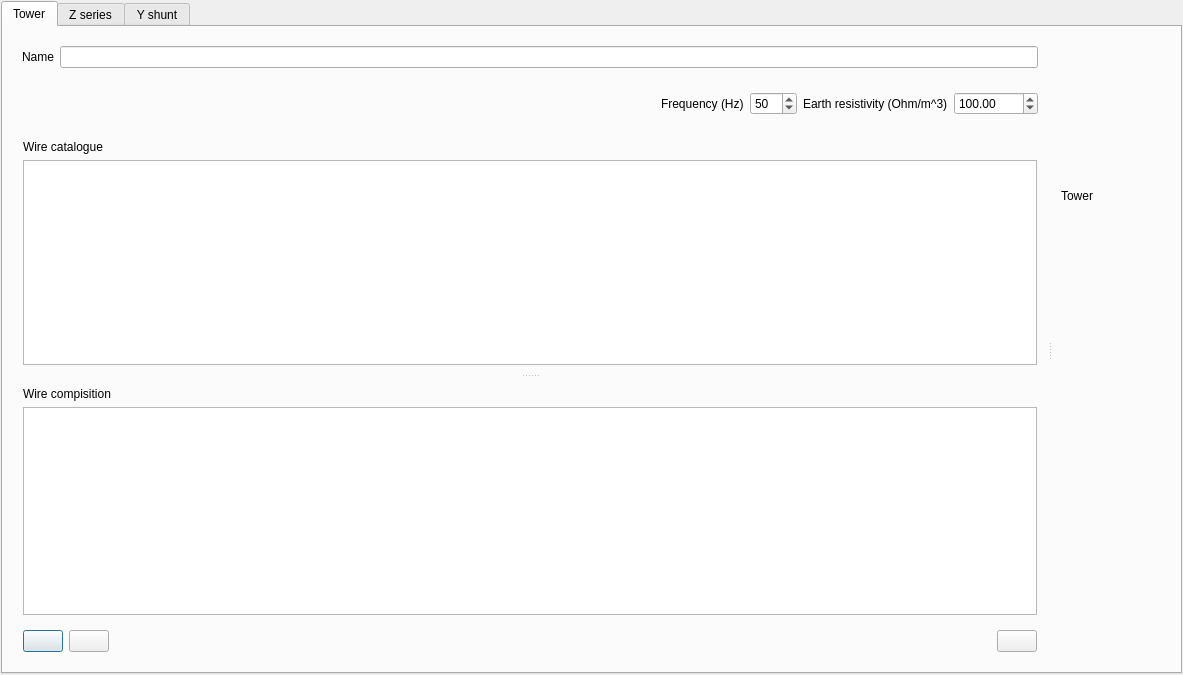
SanPen/GridCal, file src/GridCal/Gui/TowerBuilder/gui.ui: the form before one commit.
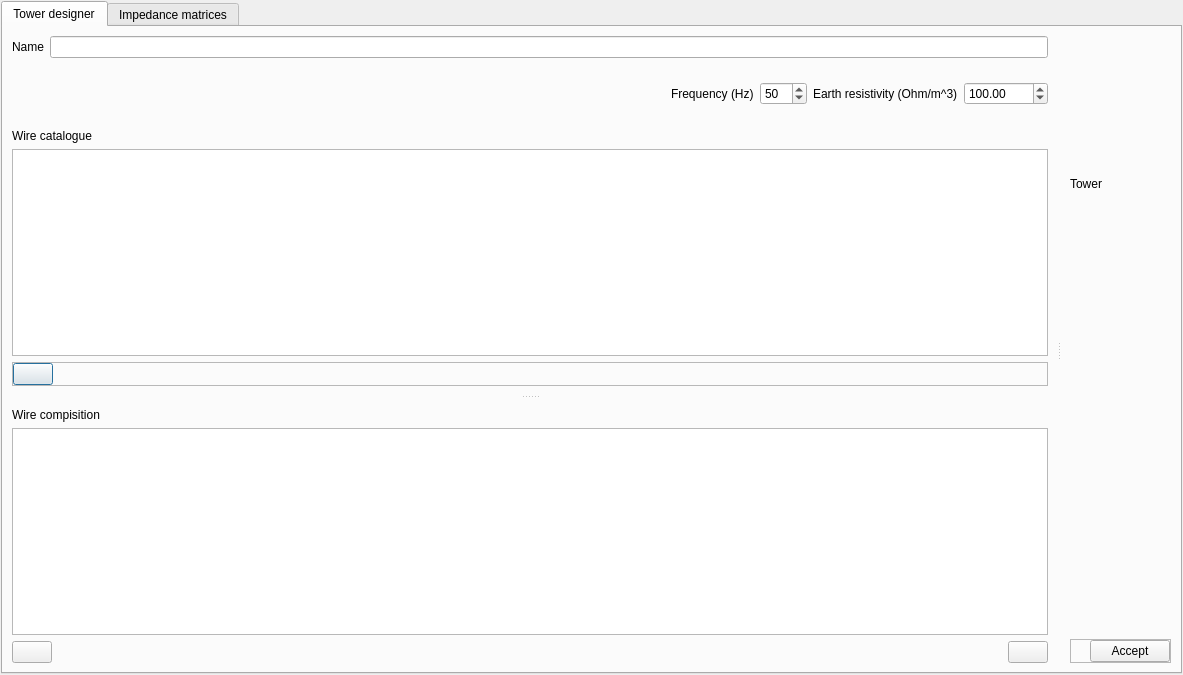
The form after the commit. Icons and pictures are not drawn. Custom widgets are drawn as their Qt base class.

Commit message: Improved the design of the tower builder

The edit to the form file:
```diff
--- a/src/GridCal/Gui/TowerBuilder/gui.ui
+++ b/src/GridCal/Gui/TowerBuilder/gui.ui
@@ -13,7 +13,7 @@
   <property name="windowTitle">
    <string>Tower creation</string>
   </property>
-  <layout class="QVBoxLayout" name="verticalLayout">
+  <layout class="QGridLayout" name="gridLayout">
    <property name="leftMargin">
     <number>1</number>
    </property>
@@ -26,16 +26,28 @@
    <property name="bottomMargin">
     <number>1</number>
    </property>
-   <item>
+   <item row="4" column="0">
     <widget class="QTabWidget" name="tabWidget">
      <property name="currentIndex">
       <number>0</number>
      </property>
      <widget class="QWidget" name="tab_2">
       <attribute name="title">
-       <string>Tower</string>
+       <string>Tower designer</string>
       </attribute>
       <layout class="QVBoxLayout" name="verticalLayout_6">
+       <property name="leftMargin">
+        <number>0</number>
+       </property>
+       <property name="topMargin">
+        <number>0</number>
+       </property>
+       <property name="rightMargin">
+        <number>0</number>
+       </property>
+       <property name="bottomMargin">
+        <number>0</number>
+       </property>
        <item>
         <widget class="QSplitter" name="main_splitter">
          <property name="orientation">
@@ -50,16 +62,16 @@
           </property>
           <layout class="QVBoxLayout" name="verticalLayout_5">
            <property name="leftMargin">
-            <number>1</number>
+            <number>0</number>
            </property>
            <property name="topMargin">
-            <number>1</number>
+            <number>0</number>
            </property>
            <property name="rightMargin">
-            <number>1</number>
+            <number>0</number>
            </property>
            <property name="bottomMargin">
-            <number>1</number>
+            <number>0</number>
            </property>
            <item>
             <widget class="QFrame" name="frame_5">
@@ -155,34 +167,13 @@
             </widget>
            </item>
            <item>
-            <widget class="QFrame" name="frame_2">
-             <property name="sizePolicy">
-              <sizepolicy hsizetype="MinimumExpanding" vsizetype="MinimumExpanding">
-               <horstretch>0</horstretch>
-               <verstretch>0</verstretch>
-              </sizepolicy>
-             </property>
-             <property name="frameShape">
-              <enum>QFrame::NoFrame</enum>
-             </property>
-             <property name="frameShadow">
-              <enum>QFrame::Raised</enum>
-             </property>
-             <layout class="QVBoxLayout" name="verticalLayout_9">
-              <property name="leftMargin">
-               <number>1</number>
-              </property>
-              <property name="topMargin">
-               <number>1</number>
-              </property>
-              <property name="rightMargin">
-               <number>1</number>
-              </property>
-              <property name="bottomMargin">
-               <number>1</number>
-              </property>
-              <item>
                <widget class="QSplitter" name="splitter">
+             <property name="maximumSize">
+              <size>
+               <width>16777215</width>
+               <height>16777215</height>
+              </size>
+             </property>
                 <property name="orientation">
                  <enum>Qt::Vertical</enum>
                 </property>
@@ -204,6 +195,57 @@
                   <item>
                    <widget class="QTableView" name="wires_tableView"/>
                   </item>
+               <item>
+                <widget class="QFrame" name="frame_7">
+                 <property name="frameShape">
+                  <enum>QFrame::StyledPanel</enum>
+                 </property>
+                 <property name="frameShadow">
+                  <enum>QFrame::Raised</enum>
+                 </property>
+                 <layout class="QHBoxLayout" name="horizontalLayout_4">
+                  <property name="leftMargin">
+                   <number>0</number>
+                  </property>
+                  <property name="topMargin">
+                   <number>0</number>
+                  </property>
+                  <property name="rightMargin">
+                   <number>0</number>
+                  </property>
+                  <property name="bottomMargin">
+                   <number>0</number>
+                  </property>
+                  <item>
+                   <widget class="QPushButton" name="add_to_tower_pushButton">
+                    <property name="toolTip">
+                     <string>Add wire</string>
+                    </property>
+                    <property name="text">
+                     <string/>
+                    </property>
+                    <property name="icon">
+                     <iconset resource="icons.qrc">
+                      <normaloff>:/Icons/icons/plus.svg</normaloff>:/Icons/icons/plus.svg</iconset>
+                    </property>
+                   </widget>
+                  </item>
+                  <item>
+                   <spacer name="horizontalSpacer_3">
+                    <property name="orientation">
+                     <enum>Qt::Horizontal</enum>
+                    </property>
+                    <property name="sizeHint" stdset="0">
+                     <size>
+                      <width>990</width>
+                      <height>20</height>
+                     </size>
+                    </property>
+                   </spacer>
+                  </item>
+                 </layout>
+                </widget>
+               </item>
                  </layout>
                 </widget>
                 <widget class="QFrame" name="frame_4">
@@ -214,6 +256,18 @@
                   <enum>QFrame::Raised</enum>
                  </property>
                  <layout class="QVBoxLayout" name="verticalLayout_4">
+               <property name="leftMargin">
+                <number>9</number>
+               </property>
+               <property name="topMargin">
+                <number>9</number>
+               </property>
+               <property name="rightMargin">
+                <number>9</number>
+               </property>
+               <property name="bottomMargin">
+                <number>9</number>
+               </property>
                   <item>
                    <widget class="QLabel" name="label_10">
                     <property name="text">
@@ -236,26 +290,15 @@
                      <property name="leftMargin">
                       <number>0</number>
                      </property>
+                  <property name="topMargin">
+                   <number>0</number>
+                  </property>
                      <property name="rightMargin">
                       <number>0</number>
                      </property>
                      <property name="bottomMargin">
                       <number>0</number>
                      </property>
-                     <item>
-                      <widget class="QPushButton" name="add_to_tower_pushButton">
-                       <property name="toolTip">
-                        <string>Add wire</string>
-                       </property>
-                       <property name="text">
-                        <string/>
-                       </property>
-                       <property name="icon">
-                        <iconset resource="icons.qrc">
-                         <normaloff>:/Icons/icons/plus.svg</normaloff>:/Icons/icons/plus.svg</iconset>
-                       </property>
-                      </widget>
-                     </item>
                      <item>
                       <widget class="QPushButton" name="delete_from_tower_pushButton">
                        <property name="toolTip">
@@ -297,8 +340,8 @@
                        </property>
                        <property name="iconSize">
                         <size>
-                         <width>32</width>
-                         <height>32</height>
+                      <width>16</width>
+                      <height>16</height>
                         </size>
                        </property>
                       </widget>
@@ -308,9 +351,6 @@
                   </item>
                  </layout>
                 </widget>
-               </widget>
-              </item>
-             </layout>
             </widget>
            </item>
           </layout>
@@ -345,6 +385,56 @@
            <item>
             <widget class="MatplotlibWidget" name="plotwidget" native="true"/>
            </item>
+           <item>
+            <widget class="QFrame" name="frame_9">
+             <property name="maximumSize">
+              <size>
+               <width>16777215</width>
+               <height>24</height>
+              </size>
+             </property>
+             <property name="frameShape">
+              <enum>QFrame::StyledPanel</enum>
+             </property>
+             <property name="frameShadow">
+              <enum>QFrame::Raised</enum>
+             </property>
+             <layout class="QHBoxLayout" name="horizontalLayout_5">
+              <property name="leftMargin">
+               <number>0</number>
+              </property>
+              <property name="topMargin">
+               <number>0</number>
+              </property>
+              <property name="rightMargin">
+               <number>0</number>
+              </property>
+              <property name="bottomMargin">
+               <number>0</number>
+              </property>
+              <item>
+               <spacer name="horizontalSpacer_4">
+                <property name="orientation">
+                 <enum>Qt::Horizontal</enum>
+                </property>
+                <property name="sizeHint" stdset="0">
+                 <size>
+                  <width>19</width>
+                  <height>19</height>
+                 </size>
+                </property>
+               </spacer>
+              </item>
+              <item>
+               <widget class="QPushButton" name="acceptButton">
+                <property name="text">
+                 <string>Accept</string>
+                </property>
+               </widget>
+              </item>
+             </layout>
+            </widget>
+           </item>
           </layout>
          </widget>
         </widget>
@@ -353,75 +443,80 @@
      </widget>
      <widget class="QWidget" name="tab">
       <attribute name="title">
-       <string>Z series</string>
+       <string>Impedance matrices</string>
       </attribute>
       <layout class="QVBoxLayout" name="verticalLayout_3">
        <item>
-        <widget class="QLabel" name="label">
+        <widget class="QFrame" name="frame_10">
+         <property name="frameShape">
+          <enum>QFrame::StyledPanel</enum>
+         </property>
+         <property name="frameShadow">
+          <enum>QFrame::Raised</enum>
+         </property>
+         <layout class="QGridLayout" name="gridLayout_2">
+          <item row="0" column="1">
+           <widget class="QLabel" name="label_2">
          <property name="text">
-          <string>   Z series (Ohm / km) for ABCN</string>
+             <string>   Y shunt (uS / km) for ABCN</string>
          </property>
         </widget>
        </item>
-       <item>
-        <widget class="QTableView" name="z_tableView_abcn"/>
-       </item>
-       <item>
+          <item row="2" column="0">
         <widget class="QLabel" name="label_6">
          <property name="text">
           <string>   Z series (Ohm / km) for ABC</string>
          </property>
         </widget>
        </item>
-       <item>
-        <widget class="QTableView" name="z_tableView_abc"/>
-       </item>
-       <item>
+          <item row="1" column="0">
+           <widget class="QTableView" name="z_tableView_abcn"/>
+          </item>
+          <item row="1" column="1">
+           <widget class="QTableView" name="y_tableView_abcn"/>
+          </item>
+          <item row="4" column="0">
         <widget class="QLabel" name="label_7">
          <property name="text">
           <string>   Z series (Ohm / km) in sequence components</string>
          </property>
         </widget>
        </item>
-       <item>
+          <item row="3" column="0">
+           <widget class="QTableView" name="z_tableView_abc"/>
+          </item>
+          <item row="0" column="0">
+           <widget class="QLabel" name="label">
+            <property name="text">
+             <string>   Z series (Ohm / km) for ABCN</string>
+            </property>
+           </widget>
+          </item>
+          <item row="5" column="0">
         <widget class="QTableView" name="z_tableView_seq"/>
        </item>
-      </layout>
-     </widget>
-     <widget class="QWidget" name="tab_3">
-      <attribute name="title">
-       <string>Y shunt</string>
-      </attribute>
-      <layout class="QVBoxLayout" name="verticalLayout_2">
-       <item>
-        <widget class="QLabel" name="label_2">
-         <property name="text">
-          <string>   Y shunt (uS / km) for ABCN</string>
-         </property>
-        </widget>
-       </item>
-       <item>
-        <widget class="QTableView" name="y_tableView_abcn"/>
-       </item>
-       <item>
+          <item row="2" column="1">
         <widget class="QLabel" name="label_3">
          <property name="text">
           <string>   Y shunt (uS / km) for ABC</string>
          </property>
         </widget>
        </item>
-       <item>
+          <item row="3" column="1">
         <widget class="QTableView" name="y_tableView_abc"/>
        </item>
-       <item>
+          <item row="4" column="1">
         <widget class="QLabel" name="label_5">
          <property name="text">
           <string>   Y shunt (uS / km) for the sequence components</string>
          </property>
         </widget>
        </item>
-       <item>
+          <item row="5" column="1">
         <widget class="QTableView" name="y_tableView_seq"/>
+          </item>
+         </layout>
+        </widget>
        </item>
       </layout>
      </widget>
```
Lines whose indentation alone changed are shown as unchanged. The commit also changes 6 other files.
